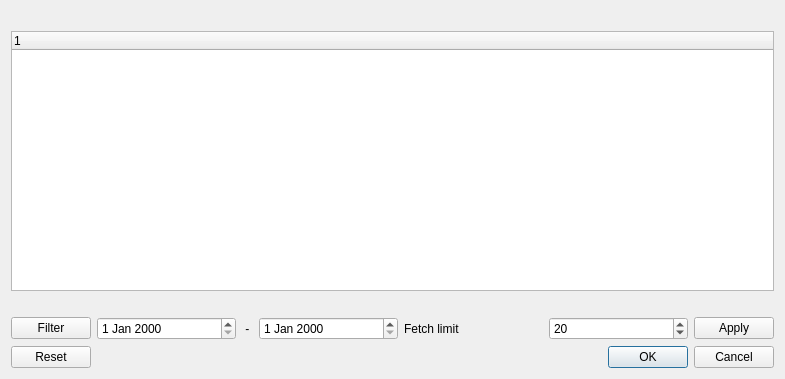
OpenChemistry/tomviz, file tomviz/DataBrokerLoadDialog.ui: the form before one commit.
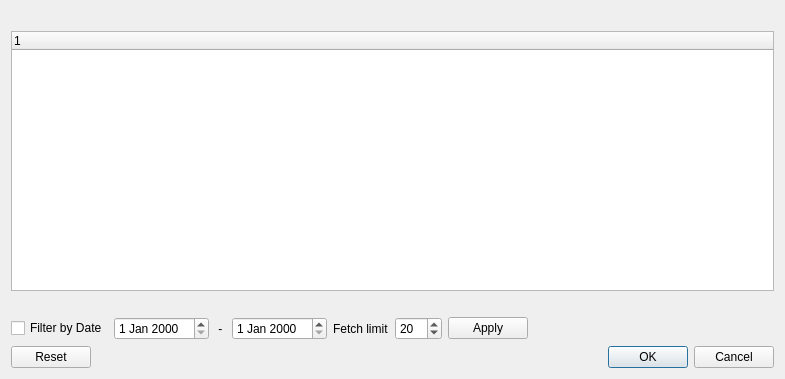
The form after the commit.

Commit message: Switch data range toggle to check box

```diff
--- a/tomviz/DataBrokerLoadDialog.ui
+++ b/tomviz/DataBrokerLoadDialog.ui
@@ -59,21 +59,9 @@
        <number>0</number>
       </property>
       <item>
-       <widget class="QPushButton" name="filterButton">
-        <property name="sizePolicy">
-         <sizepolicy hsizetype="Fixed" vsizetype="Fixed">
-          <horstretch>0</horstretch>
-          <verstretch>0</verstretch>
-         </sizepolicy>
-        </property>
+       <widget class="QCheckBox" name="filterByDateCheckBox">
         <property name="text">
-         <string>Filter</string>
-        </property>
-        <property name="checkable">
-         <bool>true</bool>
-        </property>
-        <property name="flat">
-         <bool>false</bool>
+         <string>Filter by Date</string>
         </property>
        </widget>
       </item>
@@ -126,6 +114,19 @@
         </property>
        </widget>
       </item>
+      <item>
+       <spacer name="horizontalSpacer">
+        <property name="orientation">
+         <enum>Qt::Horizontal</enum>
+        </property>
+        <property name="sizeHint" stdset="0">
+         <size>
+          <width>40</width>
+          <height>20</height>
+         </size>
+        </property>
+       </spacer>
+      </item>
      </layout>
     </widget>
    </item>
```
The commit also changes 1 other file.
